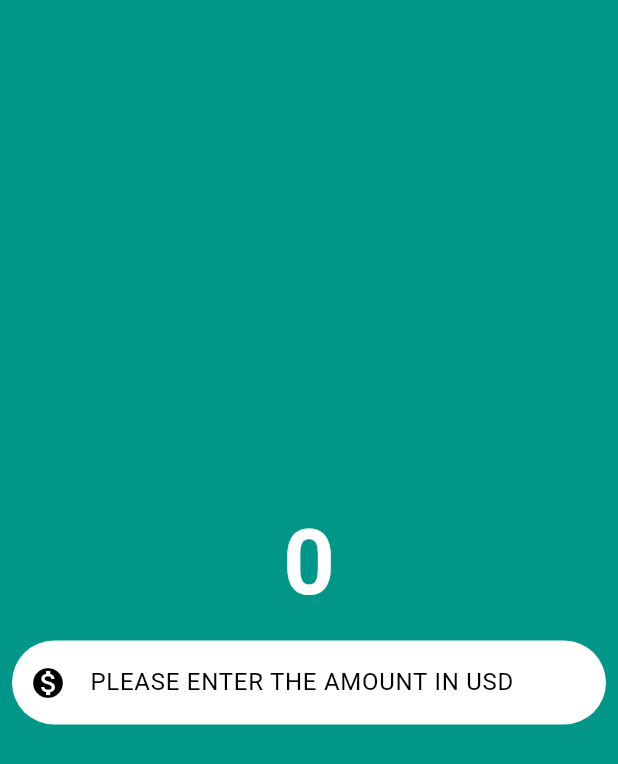
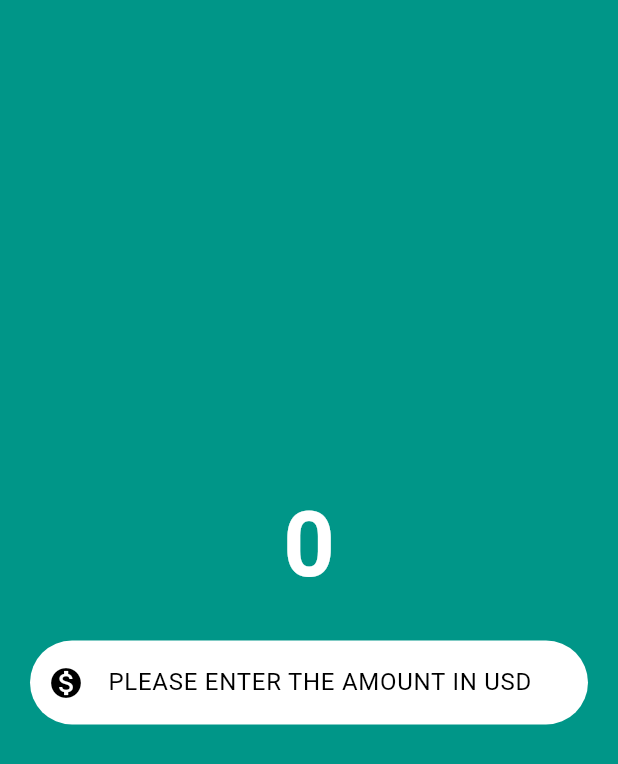
Before and after one commit to Saurabh0479/currency-converter, a Flutter app: the screen it shows after launch, on a phone screen of 412 x 824 dp. Shown: the top 764 px of the screen. Run offline on Flutter 3.47's test engine with Material 3 defaults, Android fonts, the phone set to English and light mode, and no system bars.

Commit message:
first commit

```diff
--- a/lib/currency_converter_material_page.dart
+++ b/lib/currency_converter_material_page.dart
@@ -21,7 +21,7 @@ const CurrencyConverterMaterialPage({super.key});
               )
               ),
               Padding(
-                padding: const EdgeInsets.all(8.0),
+                padding: const EdgeInsets.all(20.0),
                 child: TextField(
                   style: const TextStyle(
                     color: Colors.black,
@@ -57,6 +57,7 @@ const CurrencyConverterMaterialPage({super.key});
                   ),
                 ),
               ),
+
             ],
           ),
         ),
```
